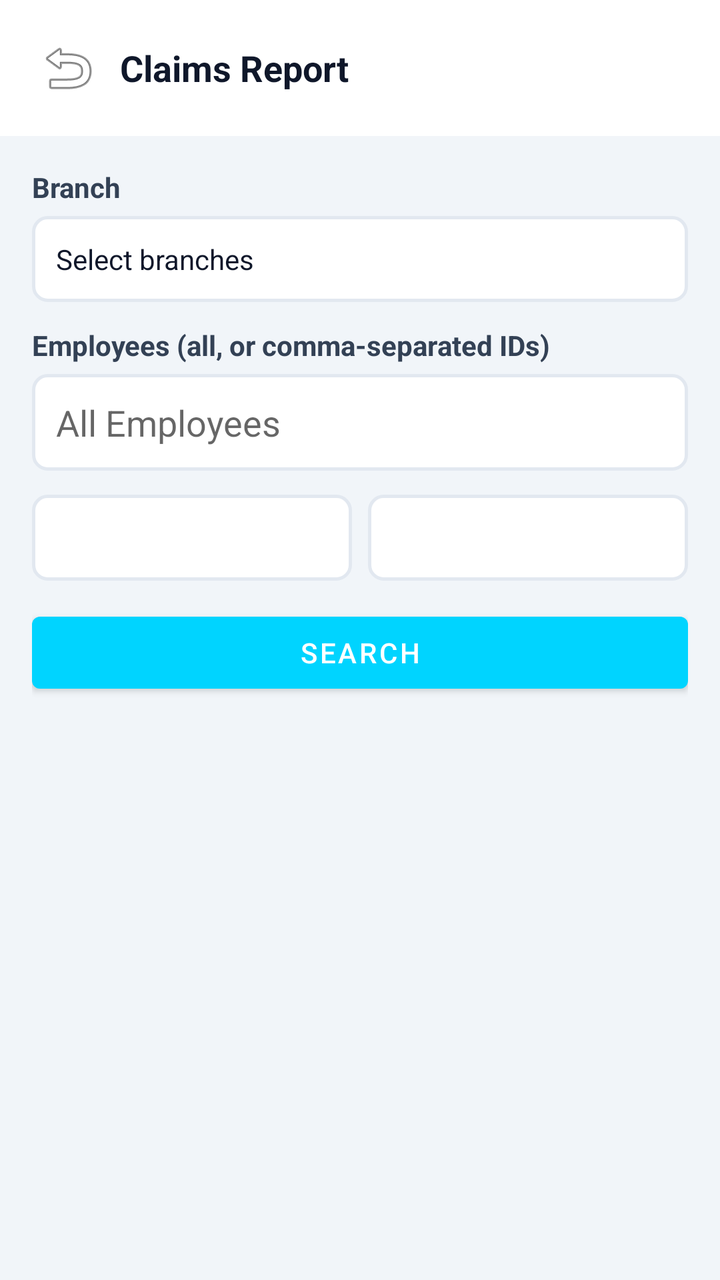
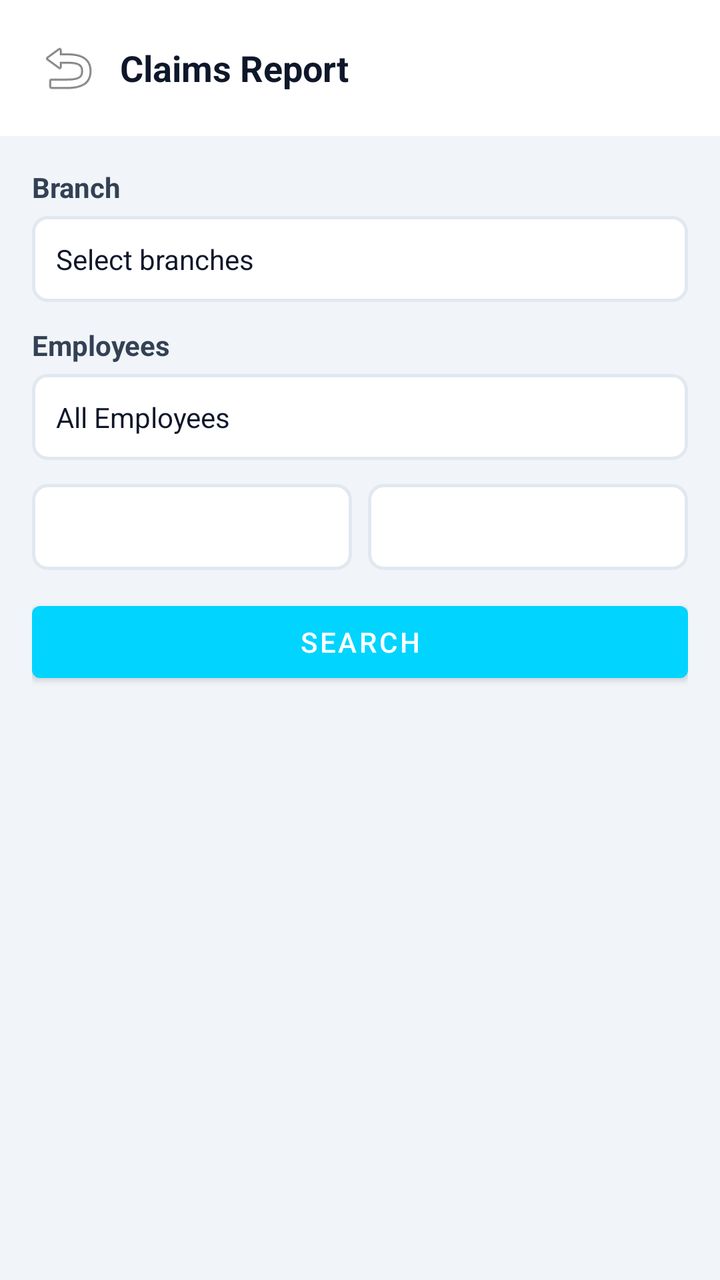

Before-and-after screenshots of an Android layout around one commit, followed by the original layout XML and the change that was made.
<!-- AndroidManifest.xml: application theme Theme.DataBridge -->
<!-- res/layout/fragment_claims_report.xml -->
<?xml version="1.0" encoding="utf-8"?>
<LinearLayout xmlns:android="http://schemas.android.com/apk/res/android"
    android:layout_width="match_parent" android:layout_height="match_parent" android:orientation="vertical"
    android:background="#F1F5F9">
    <LinearLayout android:layout_width="match_parent" android:layout_height="wrap_content" android:gravity="center_vertical" android:padding="16dp" android:background="#FFFFFF">
        <ImageButton android:id="@+id/btnClaimsReportBack" android:layout_width="36dp" android:layout_height="36dp" android:src="@android:drawable/ic_menu_revert" android:background="?attr/selectableItemBackgroundBorderless" android:contentDescription="Back"/>
        <TextView android:layout_width="0dp" android:layout_weight="1" android:layout_height="wrap_content" android:layout_marginStart="8dp" android:text="Claims Report" android:textStyle="bold" android:textSize="18sp" android:textColor="#0F172A"/>
    </LinearLayout>
    <ScrollView android:layout_width="match_parent" android:layout_height="0dp" android:layout_weight="1" android:fillViewport="true">
        <LinearLayout android:layout_width="match_parent" android:layout_height="wrap_content" android:orientation="vertical" android:padding="16dp">
            <LinearLayout android:id="@+id/layoutClaimsBranchSelector" android:layout_width="match_parent" android:layout_height="wrap_content" android:orientation="vertical">
                <TextView android:text="Branch" android:textStyle="bold" android:textColor="#334155" android:layout_width="wrap_content" android:layout_height="wrap_content"/>
                <TextView android:id="@+id/btnClaimsBranches" android:layout_width="match_parent" android:layout_height="wrap_content" android:layout_marginTop="5dp" android:padding="12dp" android:background="@drawable/bg_input_rounded" android:text="Select branches" android:textColor="#0F172A"/>
            </LinearLayout>
            <TextView android:layout_width="wrap_content" android:layout_height="wrap_content" android:layout_marginTop="12dp" android:text="Employees (all, or comma-separated IDs)" android:textStyle="bold" android:textColor="#334155"/>
            <EditText android:id="@+id/etClaimsEmployees" android:layout_width="match_parent" android:layout_height="wrap_content" android:layout_marginTop="5dp" android:hint="All Employees" android:background="@drawable/bg_input_rounded" android:padding="12dp" android:singleLine="true"/>
            <LinearLayout android:layout_width="match_parent" android:layout_height="wrap_content" android:orientation="horizontal" android:layout_marginTop="12dp">
                <TextView android:id="@+id/btnClaimsFrom" android:layout_width="0dp" android:layout_weight="1" android:layout_height="wrap_content" android:padding="12dp" android:background="@drawable/bg_input_rounded"/>
                <TextView android:id="@+id/btnClaimsTo" android:layout_width="0dp" android:layout_weight="1" android:layout_height="wrap_content" android:layout_marginStart="8dp" android:padding="12dp" android:background="@drawable/bg_input_rounded"/>
            </LinearLayout>
            <Button android:id="@+id/btnClaimsSearch" android:layout_width="match_parent" android:layout_height="wrap_content" android:layout_marginTop="12dp" android:text="SEARCH"/>
            <ProgressBar android:id="@+id/pbClaimsReport" android:layout_width="wrap_content" android:layout_height="wrap_content" android:layout_gravity="center" android:layout_margin="16dp" android:visibility="gone"/>
            <TextView android:id="@+id/tvClaimsSummary" android:layout_width="match_parent" android:layout_height="wrap_content" android:visibility="gone" android:padding="16dp" android:textColor="#FFFFFF" android:background="@drawable/bg_action_button_purple"/>
            <LinearLayout android:id="@+id/layoutClaimsRows" android:layout_width="match_parent" android:layout_height="wrap_content" android:orientation="vertical" android:layout_marginTop="12dp"/>
            <LinearLayout android:id="@+id/layoutClaimsExport" android:layout_width="match_parent" android:layout_height="wrap_content" android:orientation="horizontal" android:layout_marginTop="12dp" android:visibility="gone">
                <Button android:id="@+id/btnClaimsExcel" android:layout_width="0dp" android:layout_weight="1" android:layout_height="wrap_content" android:text="Export Excel"/>
                <Button android:id="@+id/btnClaimsPdf" android:layout_width="0dp" android:layout_weight="1" android:layout_height="wrap_content" android:layout_marginStart="8dp" android:text="Export PDF"/>
            </LinearLayout>
        </LinearLayout>
    </ScrollView>
</LinearLayout>
<!-- resources referenced by this layout -->
<resources>
  <!-- drawable bg_action_button_purple (drawable) -->
  <?xml version="1.0" encoding="utf-8"?>
  <shape xmlns:android="http://schemas.android.com/apk/res/android" android:shape="rectangle">
      <corners android:radius="8dp" />
      <gradient
          android:startColor="#7c3aed"
          android:endColor="#6d28d9"
          android:angle="135" />
  </shape>
  <!-- drawable bg_input_rounded (drawable) -->
  <?xml version="1.0" encoding="utf-8"?>
  <shape xmlns:android="http://schemas.android.com/apk/res/android"
      android:shape="rectangle">
      <solid android:color="@color/theme_bg_card" />
      <stroke android:width="1.5dp" android:color="@color/theme_border" />
      <corners android:radius="7dp" />
  </shape>
  <style name="Theme.DataBridge" parent="Theme.MaterialComponents.DayNight.NoActionBar">
      <item name="colorPrimary">#00d4ff</item>
      <item name="colorPrimaryVariant">#16213e</item>
      <item name="colorOnPrimary">#ffffff</item>
      <item name="colorSecondary">#00d4ff</item>
      <item name="android:statusBarColor">#1a1a2e</item>
  </style>
  <color name="theme_bg_card">#ffffff</color>
  <color name="theme_border">#e2e8f0</color>
</resources>

<!-- the commit's change to res/layout/fragment_claims_report.xml (unified diff, before → after) -->
@@ -12,8 +12,8 @@
                 <TextView android:text="Branch" android:textStyle="bold" android:textColor="#334155" android:layout_width="wrap_content" android:layout_height="wrap_content"/>
                 <TextView android:id="@+id/btnClaimsBranches" android:layout_width="match_parent" android:layout_height="wrap_content" android:layout_marginTop="5dp" android:padding="12dp" android:background="@drawable/bg_input_rounded" android:text="Select branches" android:textColor="#0F172A"/>
             </LinearLayout>
-            <TextView android:layout_width="wrap_content" android:layout_height="wrap_content" android:layout_marginTop="12dp" android:text="Employees (all, or comma-separated IDs)" android:textStyle="bold" android:textColor="#334155"/>
-            <EditText android:id="@+id/etClaimsEmployees" android:layout_width="match_parent" android:layout_height="wrap_content" android:layout_marginTop="5dp" android:hint="All Employees" android:background="@drawable/bg_input_rounded" android:padding="12dp" android:singleLine="true"/>
+            <TextView android:layout_width="wrap_content" android:layout_height="wrap_content" android:layout_marginTop="12dp" android:text="Employees" android:textStyle="bold" android:textColor="#334155"/>
+            <TextView android:id="@+id/btnClaimsEmployees" android:layout_width="match_parent" android:layout_height="wrap_content" android:layout_marginTop="5dp" android:padding="12dp" android:background="@drawable/bg_input_rounded" android:text="All Employees" android:textColor="#0F172A"/>
             <LinearLayout android:layout_width="match_parent" android:layout_height="wrap_content" android:orientation="horizontal" android:layout_marginTop="12dp">
                 <TextView android:id="@+id/btnClaimsFrom" android:layout_width="0dp" android:layout_weight="1" android:layout_height="wrap_content" android:padding="12dp" android:background="@drawable/bg_input_rounded"/>
                 <TextView android:id="@+id/btnClaimsTo" android:layout_width="0dp" android:layout_weight="1" android:layout_height="wrap_content" android:layout_marginStart="8dp" android:padding="12dp" android:background="@drawable/bg_input_rounded"/>
